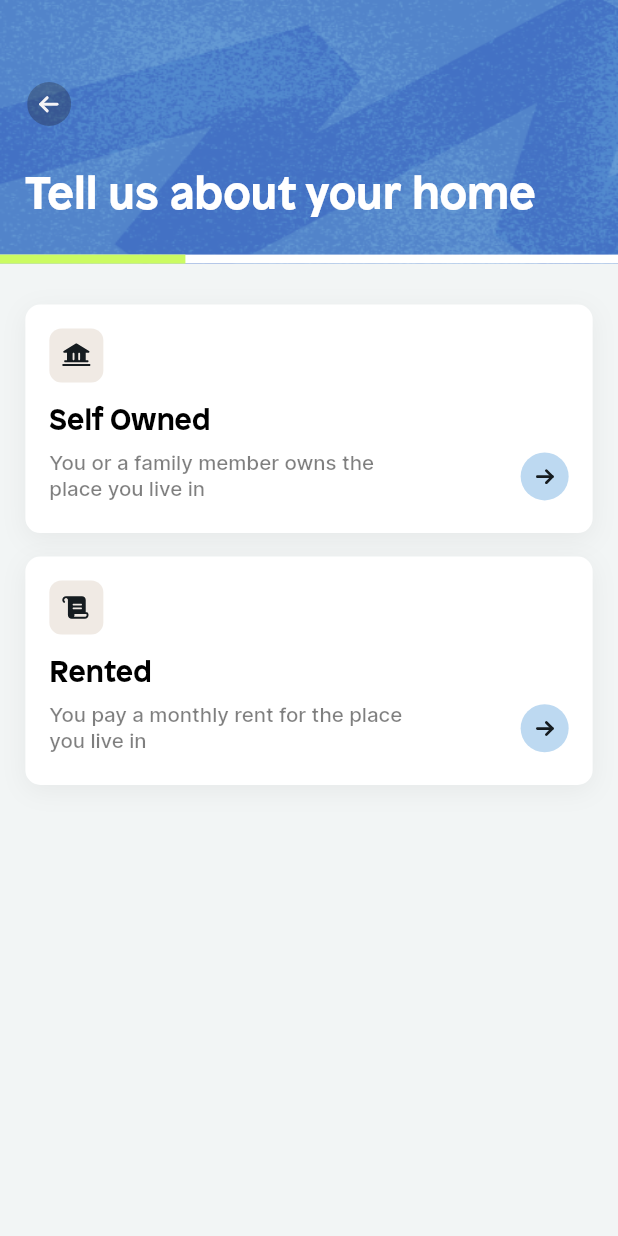
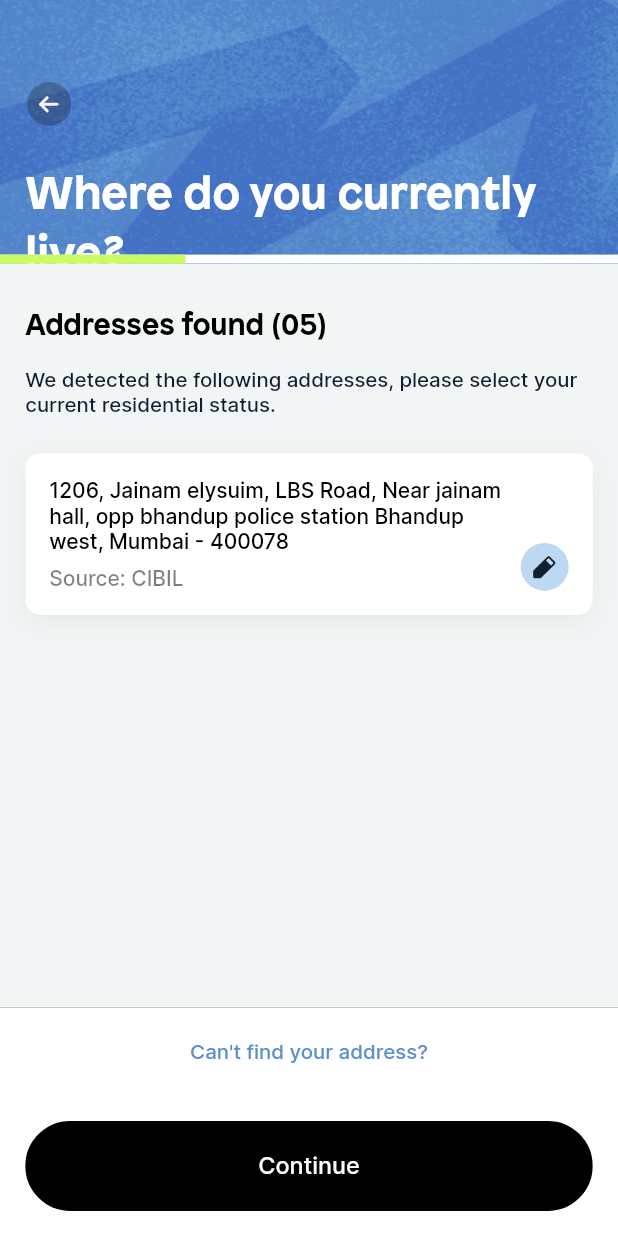
Before and after one commit to dhruvd-grappus/wizr, a Flutter app: the screen it shows after launch, after a tap on "Self Owned", on a phone screen of 412 x 824 dp. Run offline on Flutter 3.47's test engine with Material 2 defaults, Android fonts, the phone set to English and light mode, and no system bars; our stand-ins replace bloc, dio, flutter_svg, go_router; missing offline and left inert: simple_ripple_animation; generated files the repository leaves out were written again.

Commit message:
feat: add address select page UI

```diff
--- a/lib/core/l10n/arb/app_en.arb
+++ b/lib/core/l10n/arb/app_en.arb
@@ -45,6 +45,9 @@
     "selfOwnedDescription":"You or a family member owns the place you live in",
     "rented":"Rented",
     "rentedDescription":"You pay a monthly rent for the place you live in",
-    "monthlyRent":"Monthly Rent"
-
+    "monthlyRent":"Monthly Rent",
+    "whereDoYouCurrentlyLive":"Where do you currently live?",
+    "addressFound":"Addresses found",
+    "addressFoundDesc":"We detected the following addresses, please select your current residential status.",
+    "cantFindAddressQuestion":"Can't find your address?"
 }
--- a/lib/core/navigation/go_router_config.dart
+++ b/lib/core/navigation/go_router_config.dart
@@ -1,4 +1,5 @@
 import 'package:go_router/go_router.dart';
+import 'package:wizr/views/kyc/address/kyc_address_select_page.dart';
 import 'package:wizr/views/kyc/address/kyc_home_type_page.dart';
 import 'package:wizr/views/kyc/address/kyc_manual_address_page.dart';
 import 'package:wizr/views/kyc/employee/kyc_employee_page.dart';
@@ -7,6 +8,7 @@ class RouteNames {
   static const kycManualAddressPage = 'kyc-manual-address';
   static const kycEmployeePage = 'kyc-employee';
   static const kycHomeTypePage = 'kyc-home-type';
+  static const kycAddressSelectPage = 'kyc-address-select';
 }
 
 // GoRouter configuration
@@ -17,6 +19,11 @@ final router = GoRouter(
       name: RouteNames.kycManualAddressPage,
       path: '/${RouteNames.kycManualAddressPage}',
       builder: (context, state) => const KycManualAddressPage(),
+    ),
+    GoRoute(
+      name: RouteNames.kycAddressSelectPage,
+      path: '/${RouteNames.kycAddressSelectPage}',
+      builder: (context, state) => const KycAddressSelectPage(),
     ),
     GoRoute(
       name: RouteNames.kycHomeTypePage,
--- a/lib/core/theme/app_colors.dart
+++ b/lib/core/theme/app_colors.dart
@@ -11,6 +11,7 @@ class AppColors extends MaterialColor {
   static const white = Colors.white;
   static const black = Colors.black;
   static const fadeBlue = Color(0xffBDD9F1);
+  static const financeBlueLight = Color(0xff5B8FCF);
   static const tabColor = Color(0xff102031);
   static const greyTextColor = Color(0xff838F97);
   static const midnightBlack = Color(0xff161C20);
--- a/lib/core/theme/typography/text_styles.dart
+++ b/lib/core/theme/typography/text_styles.dart
@@ -42,7 +42,7 @@ abstract class CustomTextStyles {
 
   static TextStyle headlineSmall = _patronStyle.copyWith(
     fontSize: 20,
-    fontWeight: FontWeight.w500,
+    fontWeight: FontWeight.w700,
     color: Colors.black,
     letterSpacing: 0.02,
   );
--- /dev/null
+++ b/lib/views/kyc/address/kyc_address_select_page.dart
@@ -0,0 +1,88 @@
+import 'package:flutter/material.dart';
+import 'package:go_router/go_router.dart';
+import 'package:wizr/core/l10n/l10n.dart';
+import 'package:wizr/core/navigation/go_router_config.dart';
+import 'package:wizr/core/theme/app_colors.dart';
+import 'package:wizr/core/theme/typography/text_styles.dart';
+import 'package:wizr/core/utils/responsive_utils.dart';
+import 'package:wizr/core/widgets/buttons.dart';
+import 'package:wizr/views/kyc/widgets/address_card.dart';
+import 'package:wizr/views/kyc/widgets/kyc_header_with_title.dart';
+
+class KycAddressSelectPage extends StatelessWidget {
+  const KycAddressSelectPage({super.key});
+
+  @override
+  Widget build(BuildContext context) {
+    return SafeArea(
+      bottom: false,
+      top: false,
+      child: Scaffold(
+        bottomSheet: Container(
+          height: 156.toResponsiveHeight(context),
+          color: Colors.white,
+          width: context.screenWidth,
+          child: Column(
+            crossAxisAlignment: CrossAxisAlignment.stretch,
+            children: [
+              SizedBox(height: 22.toResponsiveHeight(context)),
+              Text(
+                context.l10n.cantFindAddressQuestion,
+                maxLines: 1,
+                textAlign: TextAlign.center,
+                style: context.textTheme.bodyMedium!
+                    .responsiveFont(context)
+                    .withColor(AppColors.financeBlueLight),
+              ),
+              SizedBox(height: 26.toResponsiveHeight(context)),
+              PrimaryButton(label: context.l10n.continueBtnLabel),
+            ],
+          ),
+        ),
+        resizeToAvoidBottomInset: true,
+        backgroundColor: AppColors.offWhiteBackground,
+        body: Column(
+          crossAxisAlignment: CrossAxisAlignment.start,
+          children: [
+            KycHeaderWithTitle(title: context.l10n.whereDoYouCurrentlyLive),
+            SizedBox(
+              height: 28.toResponsiveHeight(context),
+            ),
+            Container(
+              margin: const EdgeInsets.symmetric(horizontal: 16)
+                  .responsive(context),
+              child: Column(
+                crossAxisAlignment: CrossAxisAlignment.start,
+                children: [
+                  Text(
+                    '${context.l10n.addressFound} (05)',
+                    style: context.textTheme.headlineSmall!
+                        .responsiveFont(context),
+                  ),
+                  SizedBox(height: 16.toResponsiveHeight(context)),
+                  Text(
+                    context.l10n.addressFoundDesc,
+                    style: context.textTheme.bodyMedium!
+                        .responsiveFont(context)
+                        .withColor(AppColors.tabColor),
+                  ),
+                  SizedBox(
+                    height: 24.toResponsiveHeight(context),
+                  ),
+                  AddressCard(
+                    title:
+                        '1206, Jainam elysuim, LBS Road, Near jainam hall, opp bhandup police station Bhandup west, Mumbai - 400078',
+                    onTap: () {
+                      context.pushNamed(RouteNames.kycManualAddressPage);
+                    },
+                    bodyText: 'Source: CIBIL',
+                  )
+                ],
+              ),
+            )
+          ],
+        ),
+      ),
+    );
+  }
+}
--- a/lib/views/kyc/address/kyc_home_type_page.dart
+++ b/lib/views/kyc/address/kyc_home_type_page.dart
@@ -1,40 +1,14 @@
 import 'package:flutter/material.dart';
+import 'package:go_router/go_router.dart';
 import 'package:wizr/core/l10n/l10n.dart';
+import 'package:wizr/core/navigation/go_router_config.dart';
 import 'package:wizr/core/theme/app_colors.dart';
-import 'package:wizr/core/utils/asset_paths.dart';
 import 'package:wizr/core/utils/responsive_utils.dart';
 import 'package:wizr/core/widgets/buttons.dart';
+import 'package:wizr/views/kyc/constants/property_type.dart';
 import 'package:wizr/views/kyc/widgets/form_field.dart';
 import 'package:wizr/views/kyc/widgets/kyc_card.dart';
 import 'package:wizr/views/kyc/widgets/kyc_header_with_title.dart';
-
-enum PropertyType {
-  self(AssetIcons.bank),
-  rented(AssetIcons.scroll);
-
-  const PropertyType(this.icon);
-  final String icon;
-}
-
-extension PropTypeUtil on PropertyType {
-  String title(BuildContext context) {
-    switch (this) {
-      case PropertyType.self:
-        return context.l10n.selfOwned;
-      case PropertyType.rented:
-        return context.l10n.rented;
-    }
-  }
-
-  String description(BuildContext context) {
-    switch (this) {
-      case PropertyType.self:
-        return context.l10n.selfOwnedDescription;
-      case PropertyType.rented:
-        return context.l10n.rentedDescription;
-    }
-  }
-}
 
 class KycHomeTypePage extends StatelessWidget {
   KycHomeTypePage({super.key});
@@ -56,7 +30,9 @@ class KycHomeTypePage extends StatelessWidget {
                       label: context.l10n.confirm,
                       active: false,
                       onTap: () {
-                        // TODO(dhruv): navigate to addresses page
+                        context.pushNamed(
+                          RouteNames.kycAddressSelectPage,
+                        );
                       },
                     ),
                   )
@@ -103,6 +79,9 @@ class KycHomeTypePage extends StatelessWidget {
                                       return;
                                     }
                                     isRented.value = false;
+                                    context.pushNamed(
+                                      RouteNames.kycAddressSelectPage,
+                                    );
                                     // TODO(dhruv): navigate to addresses page
                                   },
                                   bodyText: e.description(context),
--- /dev/null
+++ b/lib/views/kyc/constants/property_type.dart
@@ -0,0 +1,31 @@
+import 'package:flutter/material.dart';
+import 'package:wizr/core/l10n/l10n.dart';
+import 'package:wizr/core/utils/asset_paths.dart';
+
+enum PropertyType {
+  self(AssetIcons.bank),
+  rented(AssetIcons.scroll);
+
+  const PropertyType(this.icon);
+  final String icon;
+}
+
+extension PropTypeUtil on PropertyType {
+  String title(BuildContext context) {
+    switch (this) {
+      case PropertyType.self:
+        return context.l10n.selfOwned;
+      case PropertyType.rented:
+        return context.l10n.rented;
+    }
+  }
+
+  String description(BuildContext context) {
+    switch (this) {
+      case PropertyType.self:
+        return context.l10n.selfOwnedDescription;
+      case PropertyType.rented:
+        return context.l10n.rentedDescription;
+    }
+  }
+}
--- a/lib/views/kyc/employee/kyc_employee_page.dart
+++ b/lib/views/kyc/employee/kyc_employee_page.dart
@@ -2,7 +2,7 @@ import 'package:flutter/material.dart';
 import 'package:wizr/core/l10n/l10n.dart';
 import 'package:wizr/core/theme/app_colors.dart';
 import 'package:wizr/core/utils/responsive_utils.dart';
-import 'package:wizr/views/kyc/employee/utils/employee_type_enum.dart';
+import 'package:wizr/views/kyc/constants/employee_type_enum.dart';
 import 'package:wizr/views/kyc/employee/widgets/custom_employee_form.dart';
 import 'package:wizr/views/kyc/widgets/kyc_header_with_title.dart';
 
--- a/lib/views/kyc/employee/widgets/custom_employee_form.dart
+++ b/lib/views/kyc/employee/widgets/custom_employee_form.dart
@@ -3,7 +3,7 @@ import 'package:wizr/core/theme/app_colors.dart';
 import 'package:wizr/core/theme/typography/text_styles.dart';
 import 'package:wizr/core/utils/responsive_utils.dart';
 import 'package:wizr/core/widgets/icon_header.dart';
-import 'package:wizr/views/kyc/employee/utils/employee_type_enum.dart';
+import 'package:wizr/views/kyc/constants/employee_type_enum.dart';
 
 class CustomEmployeeForm extends StatelessWidget {
   const CustomEmployeeForm({
--- a/lib/views/kyc/employee/widgets/employee_type_selector_widget.dart
+++ b/lib/views/kyc/employee/widgets/employee_type_selector_widget.dart
@@ -1,6 +1,6 @@
 import 'package:flutter/material.dart';
 import 'package:wizr/core/utils/responsive_utils.dart';
-import 'package:wizr/views/kyc/employee/utils/employee_type_enum.dart';
+import 'package:wizr/views/kyc/constants/employee_type_enum.dart';
 import 'package:wizr/views/kyc/widgets/kyc_card.dart';
 
 class EmployeeTypeSelectorWidget extends StatelessWidget {
--- a/lib/views/kyc/widgets/address_card.dart
+++ b/lib/views/kyc/widgets/address_card.dart
@@ -47,7 +47,7 @@ class AddressCard extends StatelessWidget {
               children: [
                 Padding(
                   padding: const EdgeInsets.only(right: 40),
-                  child: AddressCardContentBody(
+                  child: _AddressCardContentBody(
                     title: title,
                     bodyWidget: bodyWidget,
                     bodyText: bodyText,
@@ -58,7 +58,7 @@ class AddressCard extends StatelessWidget {
             const Positioned(
               bottom: 0,
               right: 0,
-              child: EditCardButton(),
+              child: _EditCardButton(),
             ),
           ],
         ),
@@ -67,12 +67,11 @@ class AddressCard extends StatelessWidget {
   }
 }
 
-class AddressCardContentBody extends StatelessWidget {
-  const AddressCardContentBody({
+class _AddressCardContentBody extends StatelessWidget {
+  const _AddressCardContentBody({
     required this.title,
     required this.bodyWidget,
     required this.bodyText,
-    super.key,
   });
 
   final String title;
@@ -101,10 +100,8 @@ class AddressCardContentBody extends StatelessWidget {
   }
 }
 
-class EditCardButton extends StatelessWidget {
-  const EditCardButton({
-    super.key,
-  });
+class _EditCardButton extends StatelessWidget {
+  const _EditCardButton();
 
   @override
   Widget build(BuildContext context) {
```
Also changed, not shown: lib/views/kyc/constants/employee_type_enum.dart (renamed from lib/views/kyc/employee/utils/employee_type_enum.dart).
